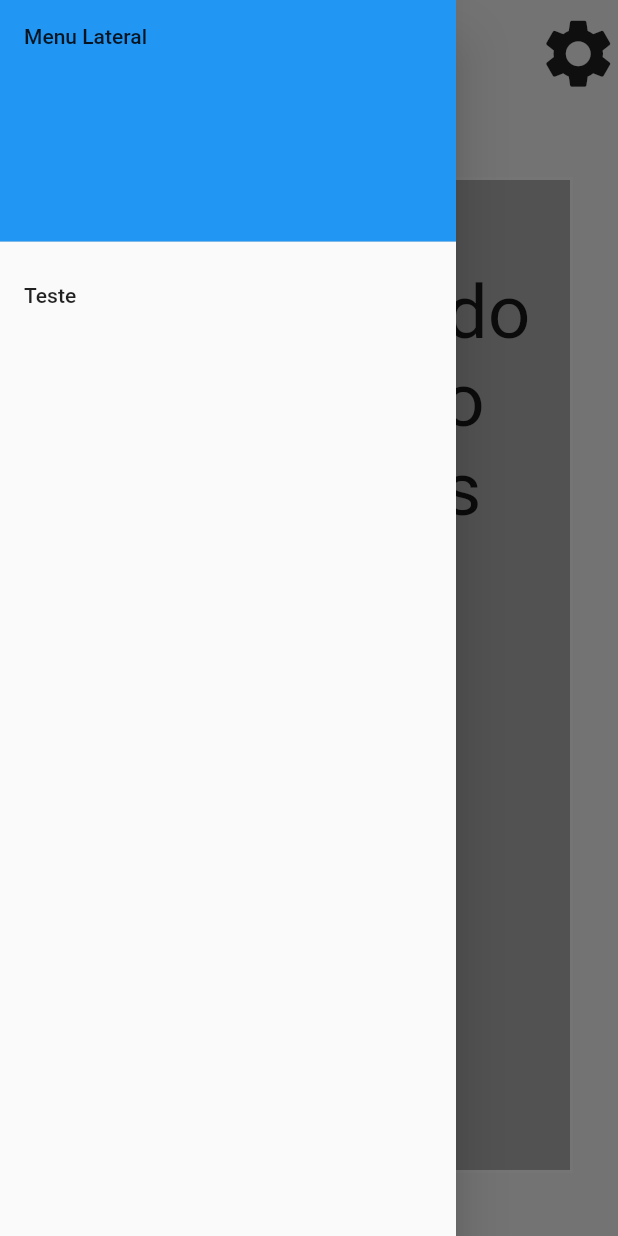
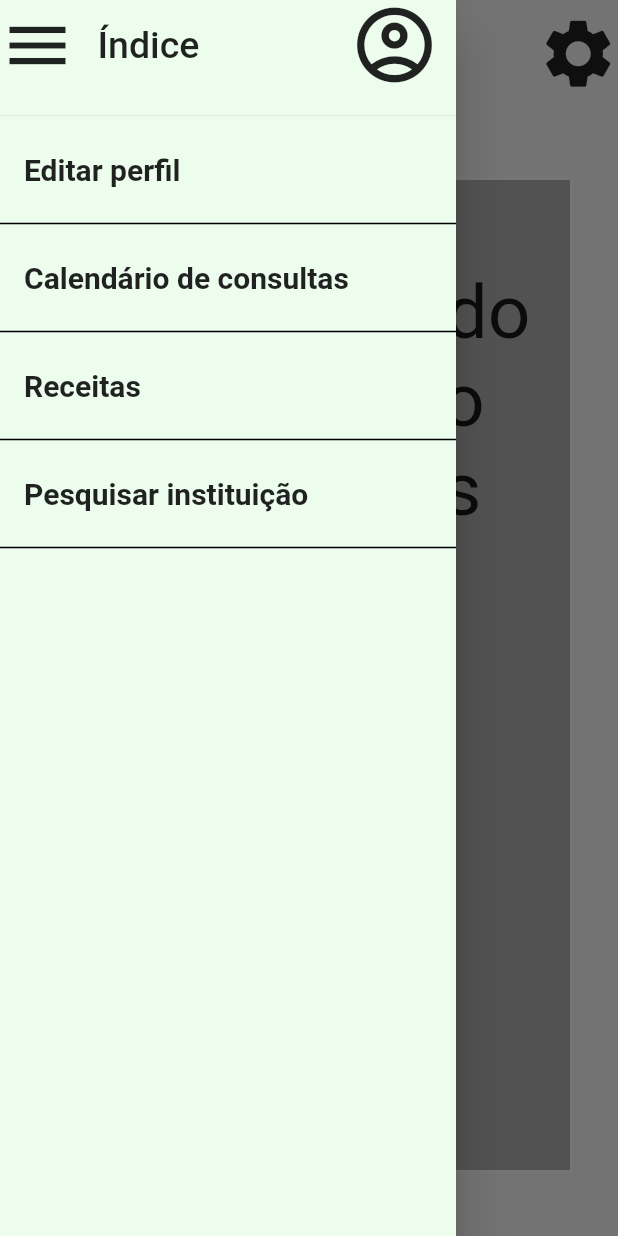
Before and after one commit to Ja1zinh0/app_medico, a Flutter app: the TelaPrincipal screen opened by its route, in the side drawer, after a tap on the "menu" icon, on a phone screen of 412 x 824 dp. Run offline on Flutter 3.47's test engine with Material 2 defaults, Android fonts, the phone set to English and light mode, and no system bars; our stand-ins replace font_awesome_flutter; Roboto replaces fonts that are missing (Arial).

Commit message:
mudança no estilo do drawer e adição de listTile

```diff
--- a/lib/view/funcoes.dart
+++ b/lib/view/funcoes.dart
@@ -26,3 +26,14 @@ Widget InserirTexto({
     ),
   );
 }
+
+Widget criarTexto(String texto){
+  return Text(
+    texto,
+    style: TextStyle(
+      fontSize: 20,
+      fontFamily: 'Arial',
+      fontWeight: FontWeight.bold,
+    ),
+  );
+}
--- a/lib/view/tela_principal.dart
+++ b/lib/view/tela_principal.dart
@@ -1,7 +1,8 @@
 import 'package:flutter/material.dart';
+import 'funcoes.dart';
 
 class TelaPrincipal extends StatefulWidget {
-  const TelaPrincipal({super.key});
+  const TelaPrincipal({Key? key}) : super(key: key);
 
   @override
   State<TelaPrincipal> createState() => _TelaPrincipalState();
@@ -15,22 +16,101 @@ class _TelaPrincipalState extends State<TelaPrincipal> {
     return Scaffold(
       key: _scaffoldKey,
       drawer: Drawer(
+        child: Container(
+          color: const Color.fromARGB(255, 236, 252, 237),
           child: ListView(
             padding: EdgeInsets.zero,
             children: <Widget>[
-            DrawerHeader(
-              child: Text('Menu Lateral'),
-              decoration: BoxDecoration(
-                color: Colors.blue,
+              Container(
+                height: 85,
+                child: DrawerHeader(
+                  padding: EdgeInsets.zero,
+                  child: Container(
+                    color: const Color.fromARGB(255, 236, 252, 237),
+                    child: Align(
+                      alignment: Alignment.centerLeft,
+                      child: Column(
+                        children: [
+                          Row(
+                            mainAxisAlignment: MainAxisAlignment.start,
+                            children: [
+                              InkWell(
+                                onTap: () {
+                                  _scaffoldKey.currentState!.openDrawer();
+                                },
+                                child: const Icon(
+                                  Icons.menu,
+                                  size: 50,
+                                ),
+                              ),
+                              const SizedBox(width: 15),
+                              const Text(
+                                'Índice',
+                                style: TextStyle(
+                                  fontSize: 25,
+                                ),
+                              ),
+                              Row(
+                                children: [
+                                  SizedBox(
+                                    width: 100,
+                                  ),
+                                  Icon(
+                                    Icons.account_circle_outlined,
+                                    size: 60,
+                                  )
+                                ],
+                              )
+                            ],
+                          ),
+                        ],
+                      ),
+                    ),
+                  ),
                 ),
               ),
               ListTile(
-              title: Text('Teste'),
+                title: criarTexto('Editar perfil'),
                 onTap: () {
                   // Faça algo ao pressionar o item "Teste"
                 },
               ),
+              const Divider(
+                thickness: 1,
+                color: Colors.black,
+              ),
+              ListTile(
+                title: criarTexto('Calendário de consultas'),
+                onTap: () {
+                  // Faça algo ao pressionar o item "Teste"
+                },
+              ),
+              const Divider(
+                thickness: 1,
+                color: Colors.black,
+              ),
+              ListTile(
+                title: criarTexto('Receitas'),
+                onTap: () {
+                  // Faça algo ao pressionar o item "Teste"
+                },
+              ),
+              const Divider(
+                thickness: 1,
+                color: Colors.black,
+              ),
+              ListTile(
+                title: criarTexto('Pesquisar instituição'),
+                onTap: () {
+                  // Faça algo ao pressionar o item "Teste"
+                },
+              ),
+              const Divider(
+                thickness: 1,
+                color: Colors.black,
+              ),
             ],
+          ),
         ),
       ),
       body: Column(
@@ -39,9 +119,9 @@ class _TelaPrincipalState extends State<TelaPrincipal> {
             children: [
               InkWell(
                 onTap: () {
-         _scaffoldKey.currentState!.openDrawer();// Abre o menu lateral
+                  _scaffoldKey.currentState!.openDrawer();
                 },
-        child: Icon(
+                child: const Icon(
                   Icons.menu,
                   size: 55,
                 ),
@@ -52,15 +132,15 @@ SizedBox(
               Column(
                 children: [
                   IconButton(
-          onPressed: () {
-          },
+                    onPressed: () {},
                     icon: const Icon(
                       Icons.settings,
                       size: 55,
                     ),
                   ),
-
-        SizedBox(height: 20,),
+                  const SizedBox(
+                    height: 20,
+                  ),
                 ],
               ),
             ],
```
Lines whose indentation alone changed are shown as unchanged.
